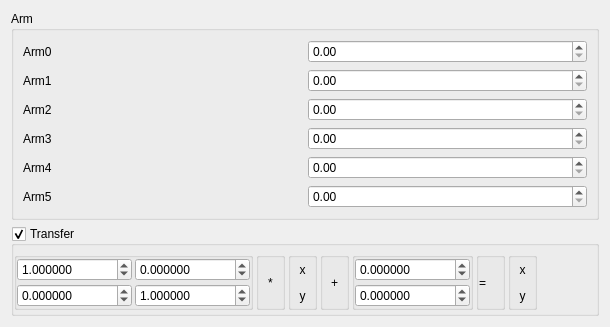
Above: source/wnd/ui/h2config.ui from ww4u/megarobostudio before the change. Below: the same form after it.
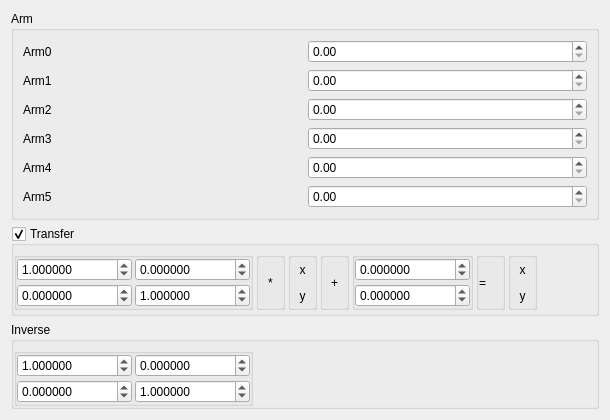
That is the form after the change.

```diff
--- a/source/wnd/ui/h2config.ui
+++ b/source/wnd/ui/h2config.ui
@@ -7,14 +7,14 @@
     <x>0</x>
     <y>0</y>
     <width>610</width>
-    <height>304</height>
+    <height>396</height>
    </rect>
   </property>
   <property name="windowTitle">
    <string>Form</string>
   </property>
-  <layout class="QFormLayout" name="formLayout">
-   <item row="0" column="0" colspan="2">
+  <layout class="QGridLayout" name="gridLayout_5">
+   <item row="0" column="0">
     <widget class="QGroupBox" name="groupBox">
      <property name="title">
       <string>Arm</string>
@@ -107,7 +107,7 @@
      </layout>
     </widget>
    </item>
-   <item row="1" column="0" colspan="2">
+   <item row="1" column="0">
     <widget class="QGroupBox" name="gpTransfer">
      <property name="title">
       <string>Transfer</string>
@@ -466,6 +466,138 @@
      </layout>
     </widget>
    </item>
+   <item row="2" column="0">
+    <widget class="QGroupBox" name="groupBox_11">
+     <property name="title">
+      <string>Inverse</string>
+     </property>
+     <layout class="QGridLayout" name="gridLayout_7">
+      <property name="leftMargin">
+       <number>0</number>
+      </property>
+      <property name="topMargin">
+       <number>6</number>
+      </property>
+      <property name="rightMargin">
+       <number>0</number>
+      </property>
+      <property name="bottomMargin">
+       <number>0</number>
+      </property>
+      <property name="spacing">
+       <number>3</number>
+      </property>
+      <item row="0" column="0">
+       <widget class="QGroupBox" name="groupBox_12">
+        <property name="title">
+         <string/>
+        </property>
+        <layout class="QGridLayout" name="gridLayout_6">
+         <property name="leftMargin">
+          <number>0</number>
+         </property>
+         <property name="topMargin">
+          <number>0</number>
+         </property>
+         <property name="rightMargin">
+          <number>0</number>
+         </property>
+         <property name="bottomMargin">
+          <number>0</number>
+         </property>
+         <property name="spacing">
+          <number>3</number>
+         </property>
+         <item row="3" column="0">
+          <widget class="QDoubleSpinBox" name="spinR10_2">
+           <property name="decimals">
+            <number>6</number>
+           </property>
+           <property name="minimum">
+            <double>-1000000.000000000000000</double>
+           </property>
+           <property name="maximum">
+            <double>1000000.000000000000000</double>
+           </property>
+          </widget>
+         </item>
+         <item row="0" column="1">
+          <widget class="QDoubleSpinBox" name="spinR01_2">
+           <property name="decimals">
+            <number>6</number>
+           </property>
+           <property name="minimum">
+            <double>-1000000.000000000000000</double>
+           </property>
+           <property name="maximum">
+            <double>1000000.000000000000000</double>
+           </property>
+          </widget>
+         </item>
+         <item row="3" column="1">
+          <widget class="QDoubleSpinBox" name="spinR11_2">
+           <property name="decimals">
+            <number>6</number>
+           </property>
+           <property name="minimum">
+            <double>-1000000.000000000000000</double>
+           </property>
+           <property name="maximum">
+            <double>1000000.000000000000000</double>
+           </property>
+           <property name="value">
+            <double>1.000000000000000</double>
+           </property>
+          </widget>
+         </item>
+         <item row="0" column="0">
+          <widget class="QDoubleSpinBox" name="spinR00_2">
+           <property name="decimals">
+            <number>6</number>
+           </property>
+           <property name="minimum">
+            <double>-1000000.000000000000000</double>
+           </property>
+           <property name="maximum">
+            <double>1000000.000000000000000</double>
+           </property>
+           <property name="value">
+            <double>1.000000000000000</double>
+           </property>
+          </widget>
+         </item>
+        </layout>
+       </widget>
+      </item>
+      <item row="0" column="1">
+       <spacer name="horizontalSpacer_2">
+        <property name="orientation">
+         <enum>Qt::Horizontal</enum>
+        </property>
+        <property name="sizeHint" stdset="0">
+         <size>
+          <width>40</width>
+          <height>20</height>
+         </size>
+        </property>
+       </spacer>
+      </item>
+     </layout>
+    </widget>
+   </item>
+   <item row="3" column="0">
+    <spacer name="verticalSpacer">
+     <property name="orientation">
+      <enum>Qt::Vertical</enum>
+     </property>
+     <property name="sizeHint" stdset="0">
+      <size>
+       <width>20</width>
+       <height>40</height>
+      </size>
+     </property>
+    </spacer>
+   </item>
   </layout>
  </widget>
  <resources/>
```
